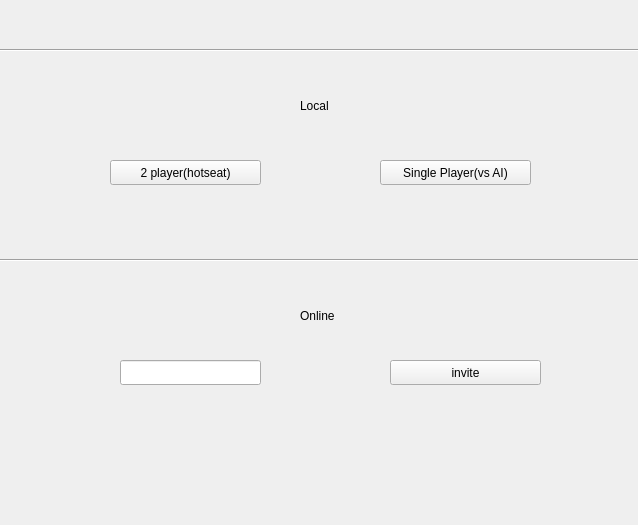
Qt form FrontEnd/menu.ui (helauren42/Chess_online) before a commit.
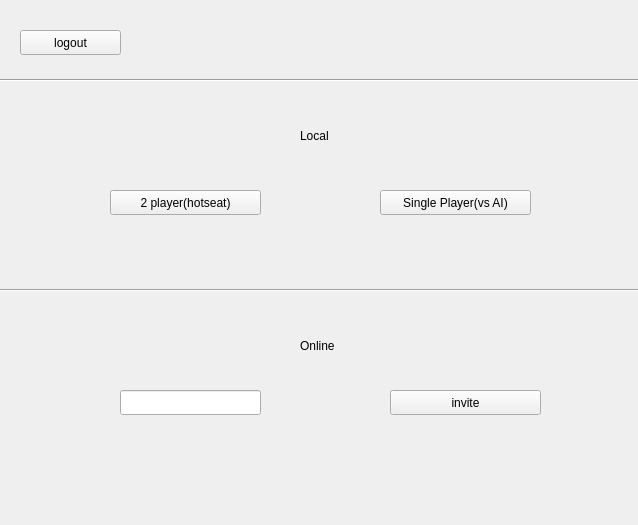
The same form after that commit.

Diff of the .ui file:
```diff
--- a/FrontEnd/menu.ui
+++ b/FrontEnd/menu.ui
@@ -17,7 +17,7 @@
    <property name="geometry">
     <rect>
      <x>380</x>
-     <y>160</y>
+     <y>190</y>
      <width>151</width>
      <height>25</height>
     </rect>
@@ -30,7 +30,7 @@
    <property name="geometry">
     <rect>
      <x>300</x>
-     <y>90</y>
+     <y>120</y>
      <width>41</width>
      <height>31</height>
     </rect>
@@ -43,7 +43,7 @@
    <property name="geometry">
     <rect>
      <x>300</x>
-     <y>300</y>
+     <y>330</y>
      <width>71</width>
      <height>31</height>
     </rect>
@@ -56,7 +56,7 @@
    <property name="geometry">
     <rect>
      <x>390</x>
-     <y>360</y>
+     <y>390</y>
      <width>151</width>
      <height>25</height>
     </rect>
@@ -69,7 +69,7 @@
    <property name="geometry">
     <rect>
      <x>120</x>
-     <y>360</y>
+     <y>390</y>
      <width>141</width>
      <height>25</height>
     </rect>
@@ -79,7 +79,7 @@
    <property name="geometry">
     <rect>
      <x>0</x>
-     <y>40</y>
+     <y>70</y>
      <width>641</width>
      <height>20</height>
     </rect>
@@ -92,7 +92,7 @@
    <property name="geometry">
     <rect>
      <x>0</x>
-     <y>250</y>
+     <y>280</y>
      <width>641</width>
      <height>20</height>
     </rect>
@@ -105,7 +105,7 @@
    <property name="geometry">
     <rect>
      <x>110</x>
-     <y>160</y>
+     <y>190</y>
      <width>151</width>
      <height>25</height>
     </rect>
@@ -114,6 +114,19 @@
     <string>2 player(hotseat)</string>
    </property>
   </widget>
+  <widget class="QPushButton" name="logOut">
+   <property name="geometry">
+    <rect>
+     <x>20</x>
+     <y>30</y>
+     <width>101</width>
+     <height>25</height>
+    </rect>
+   </property>
+   <property name="text">
+    <string>logout</string>
+   </property>
+  </widget>
  </widget>
  <resources/>
  <connections/>
```
